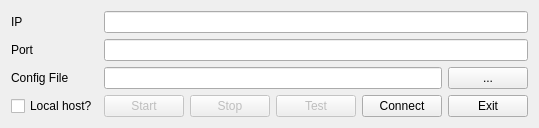
fdar0536/Simple-Task-Queue, file client/ui/settingsdialog.ui: the form before one commit.
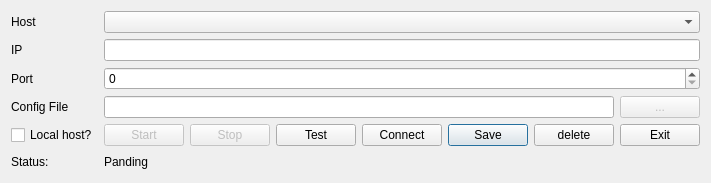
The form after the commit.

Patch:
```diff
--- a/client/ui/settingsdialog.ui
+++ b/client/ui/settingsdialog.ui
@@ -6,15 +6,49 @@
    <rect>
     <x>0</x>
     <y>0</y>
-    <width>509</width>
-    <height>126</height>
+    <width>671</width>
+    <height>183</height>
    </rect>
   </property>
   <property name="windowTitle">
    <string>Dialog</string>
   </property>
   <layout class="QGridLayout" name="gridLayout">
-   <item row="0" column="0">
+   <item row="1" column="2" colspan="8">
+    <widget class="QLineEdit" name="ip"/>
+   </item>
+   <item row="5" column="7">
+    <widget class="QPushButton" name="saveBtn">
+     <property name="text">
+      <string>Save</string>
+     </property>
+    </widget>
+   </item>
+   <item row="2" column="1">
+    <widget class="QLabel" name="label_2">
+     <property name="text">
+      <string>Port</string>
+     </property>
+    </widget>
+   </item>
+   <item row="5" column="1">
+    <widget class="QCheckBox" name="localHost">
+     <property name="text">
+      <string>Local host?</string>
+     </property>
+    </widget>
+   </item>
+   <item row="3" column="9">
+    <widget class="QPushButton" name="configPathBtn">
+     <property name="enabled">
+      <bool>false</bool>
+     </property>
+     <property name="text">
+      <string>...</string>
+     </property>
+    </widget>
+   </item>
+   <item row="1" column="1">
     <widget class="QLabel" name="label">
      <property name="font">
       <font>
@@ -26,38 +60,14 @@
      </property>
     </widget>
    </item>
-   <item row="1" column="0">
-    <widget class="QLabel" name="label_2">
+   <item row="5" column="9">
+    <widget class="QPushButton" name="exitBtn">
      <property name="text">
-      <string>Port</string>
+      <string>Exit</string>
      </property>
     </widget>
    </item>
-   <item row="2" column="0">
-    <widget class="QLabel" name="label_3">
-     <property name="text">
-      <string>Config File</string>
-     </property>
-    </widget>
-   </item>
-   <item row="3" column="0">
-    <widget class="QCheckBox" name="localHost">
-     <property name="text">
-      <string>Local host?</string>
-     </property>
-    </widget>
-   </item>
-   <item row="3" column="1">
-    <widget class="QPushButton" name="startBtn">
-     <property name="enabled">
-      <bool>false</bool>
-     </property>
-     <property name="text">
-      <string>Start</string>
-     </property>
-    </widget>
-   </item>
-   <item row="3" column="2" colspan="2">
+   <item row="5" column="3" colspan="2">
     <widget class="QPushButton" name="stopBtn">
      <property name="enabled">
       <bool>false</bool>
@@ -67,45 +77,104 @@
      </property>
     </widget>
    </item>
-   <item row="3" column="4">
+   <item row="5" column="2">
+    <widget class="QPushButton" name="startBtn">
+     <property name="enabled">
+      <bool>false</bool>
+     </property>
+     <property name="text">
+      <string>Start</string>
+     </property>
+    </widget>
+   </item>
+   <item row="6" column="6" colspan="4">
+    <spacer name="horizontalSpacer">
+     <property name="orientation">
+      <enum>Qt::Horizontal</enum>
+     </property>
+     <property name="sizeHint" stdset="0">
+      <size>
+       <width>40</width>
+       <height>20</height>
+      </size>
+     </property>
+    </spacer>
+   </item>
+   <item row="5" column="5">
     <widget class="QPushButton" name="testBtn">
      <property name="enabled">
-      <bool>false</bool>
+      <bool>true</bool>
      </property>
      <property name="text">
       <string>Test</string>
      </property>
     </widget>
    </item>
-   <item row="3" column="5">
+   <item row="0" column="1">
+    <widget class="QLabel" name="label_4">
+     <property name="text">
+      <string>Host</string>
+     </property>
+    </widget>
+   </item>
+   <item row="6" column="2" colspan="4">
+    <widget class="QLabel" name="status">
+     <property name="text">
+      <string>Panding</string>
+     </property>
+    </widget>
+   </item>
+   <item row="5" column="8">
+    <widget class="QPushButton" name="deleteBtn">
+     <property name="text">
+      <string>delete</string>
+     </property>
+    </widget>
+   </item>
+   <item row="0" column="2" colspan="8">
+    <widget class="QComboBox" name="hosts">
+     <property name="editable">
+      <bool>false</bool>
+     </property>
+    </widget>
+   </item>
+   <item row="3" column="1">
+    <widget class="QLabel" name="label_3">
+     <property name="text">
+      <string>Config File</string>
+     </property>
+    </widget>
+   </item>
+   <item row="5" column="6">
     <widget class="QPushButton" name="connectBtn">
      <property name="text">
       <string>Connect</string>
      </property>
     </widget>
    </item>
-   <item row="3" column="6">
-    <widget class="QPushButton" name="exitBtn">
+   <item row="6" column="1">
+    <widget class="QLabel" name="label_6">
      <property name="text">
-      <string>Exit</string>
+      <string>Status:</string>
      </property>
     </widget>
    </item>
-   <item row="2" column="6">
-    <widget class="QPushButton" name="configPathBtn">
-     <property name="text">
-      <string>...</string>
+   <item row="2" column="2" colspan="8">
+    <widget class="QSpinBox" name="port">
+     <property name="maximum">
+      <number>65535</number>
      </property>
     </widget>
    </item>
-   <item row="2" column="1" colspan="5">
-    <widget class="QLineEdit" name="configPath"/>
-   </item>
-   <item row="1" column="1" colspan="6">
-    <widget class="QLineEdit" name="port"/>
-   </item>
-   <item row="0" column="1" colspan="6">
-    <widget class="QLineEdit" name="ip"/>
+   <item row="3" column="2" colspan="7">
+    <widget class="QLineEdit" name="configPath">
+     <property name="enabled">
+      <bool>true</bool>
+     </property>
+     <property name="readOnly">
+      <bool>true</bool>
+     </property>
+    </widget>
    </item>
   </layout>
  </widget>
```
Left out of the diff: 2 changed lines with no effect on the pictures.
